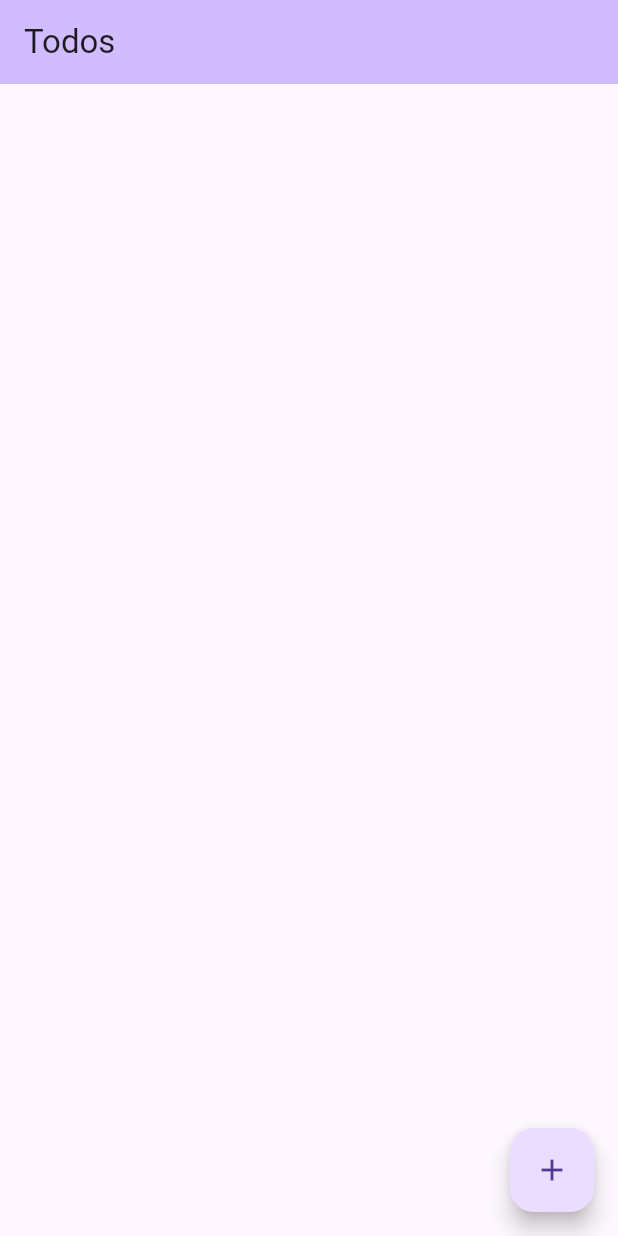
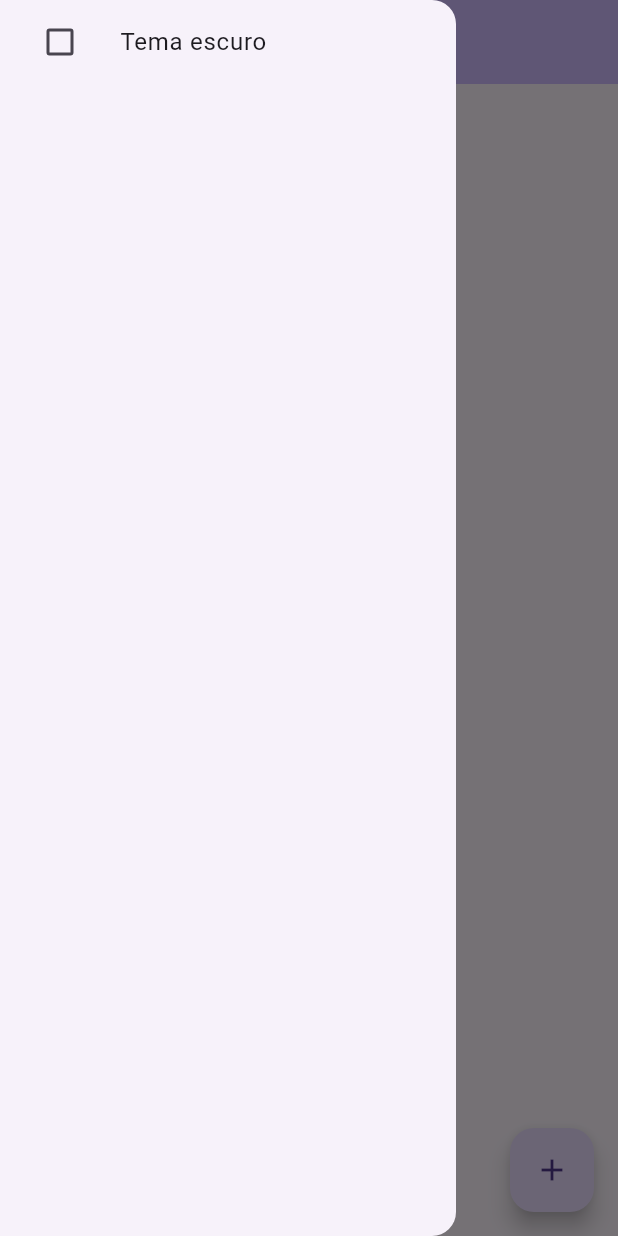
Before and after one commit to LukGaming/flutter_projects, a Flutter app: the screen it shows after launch, with the side drawer open (before the commit the screen has no drawer), on a phone screen of 412 x 824 dp. Run offline on Flutter 3.47's test engine with Material 3 defaults, Android fonts, the phone set to English and light mode, and no system bars; our stand-ins replace cached_network_image, dio, file_picker, flutter_mobx, flutter_modular, from_css_color and 5 more; missing offline and left inert: gazelle_core; generated files the repository leaves out were written again.

Commit message:
Mudando tema

```diff
--- /dev/null
+++ b/object_box/lib/controllers/theme_controller.dart
@@ -0,0 +1,11 @@
+import 'package:flutter/material.dart';
+import 'package:object_box/enums/theme.dart';
+
+class ThemeController extends ChangeNotifier {
+  ETheme theme = ETheme.light;
+
+  void setTheme(ETheme newTheme) {
+    theme = newTheme;
+    notifyListeners();
+  }
+}
--- /dev/null
+++ b/object_box/lib/enums/theme.dart
@@ -0,0 +1 @@
+enum ETheme { light, dark }
--- a/object_box/lib/injector.dart
+++ b/object_box/lib/injector.dart
@@ -1,5 +1,6 @@
 import 'package:flutter/material.dart';
 import 'package:get_it/get_it.dart';
+import 'package:object_box/controllers/theme_controller.dart';
 import 'package:object_box/controllers/todo_controller.dart';
 import 'package:object_box/domain/entities/todo.dart';
 import 'package:object_box/domain/interfaces/Itodo_repository.dart';
@@ -21,4 +22,8 @@ Future<void> injector() async {
   );
 
   i.registerLazySingleton(() => TodoController(i()));
+
+  i.registerLazySingleton(
+    () => ThemeController(),
+  );
 }
--- a/object_box/lib/main.dart
+++ b/object_box/lib/main.dart
@@ -1,4 +1,7 @@
 import 'package:flutter/material.dart';
+import 'package:get_it/get_it.dart';
+import 'package:object_box/controllers/theme_controller.dart';
+import 'package:object_box/enums/theme.dart';
 import 'package:object_box/injector.dart';
 import 'package:object_box/pages/todo_page.dart';
 
@@ -15,13 +18,25 @@ class MyApp extends StatelessWidget {
 
   @override
   Widget build(BuildContext context) {
-    return MaterialApp(
-      title: 'Flutter Demo',
-      theme: ThemeData(
-        // colorScheme: ColorScheme.fromSeed(seedColor: Colors.deepPurple),
-        useMaterial3: true,
+    final _themeController = GetIt.instance<ThemeController>();
+    ETheme theme = ETheme.light;
+    return SizedBox.shrink(
+      child: ListenableBuilder(
+        listenable: _themeController,
+        builder: (_, __) {
+          return MaterialApp(
+            title: 'Flutter Demo',
+            theme: _themeController.theme == ETheme.light
+                ? ThemeData.light()
+                : ThemeData.dark(),
+            // theme: ThemeData(
+            //   // colorScheme: ColorScheme.fromSeed(seedColor: Colors.deepPurple),
+            //   useMaterial3: false,
+            // ),
+            home: const TodosPage(),
+          );
+        },
       ),
-      home: const TodosPage(),
     );
   }
 }
--- a/object_box/lib/pages/todo_page.dart
+++ b/object_box/lib/pages/todo_page.dart
@@ -1,6 +1,9 @@
 import 'package:flutter/material.dart';
+import 'package:flutter/widgets.dart';
 import 'package:get_it/get_it.dart';
+import 'package:object_box/controllers/theme_controller.dart';
 import 'package:object_box/controllers/todo_controller.dart';
+import 'package:object_box/enums/theme.dart';
 import 'package:object_box/pages/create_todo_page.dart';
 import 'package:object_box/widgets/todo_widget.dart';
 
@@ -21,7 +24,32 @@ class _TodosPageState extends State<TodosPage> {
 
   @override
   Widget build(BuildContext context) {
+    final _themeController = GetIt.instance<ThemeController>();
     return Scaffold(
+      drawer: Drawer(
+        child: ListView(
+          children: [
+            ListenableBuilder(
+              listenable: _themeController,
+              builder: (_, __) {
+                return ListTile(
+                  leading: Checkbox(
+                    value:
+                        _themeController.theme == ETheme.light ? false : true,
+                    onChanged: (value) {
+                      if (value != null) {
+                        _themeController.setTheme(
+                            value == true ? ETheme.dark : ETheme.light);
+                      }
+                    },
+                  ),
+                  title: const Text("Tema escuro"),
+                );
+              },
+            )
+          ],
+        ),
+      ),
       appBar: AppBar(
         backgroundColor: Theme.of(context).colorScheme.inversePrimary,
         title: const Text("Todos"),
```
